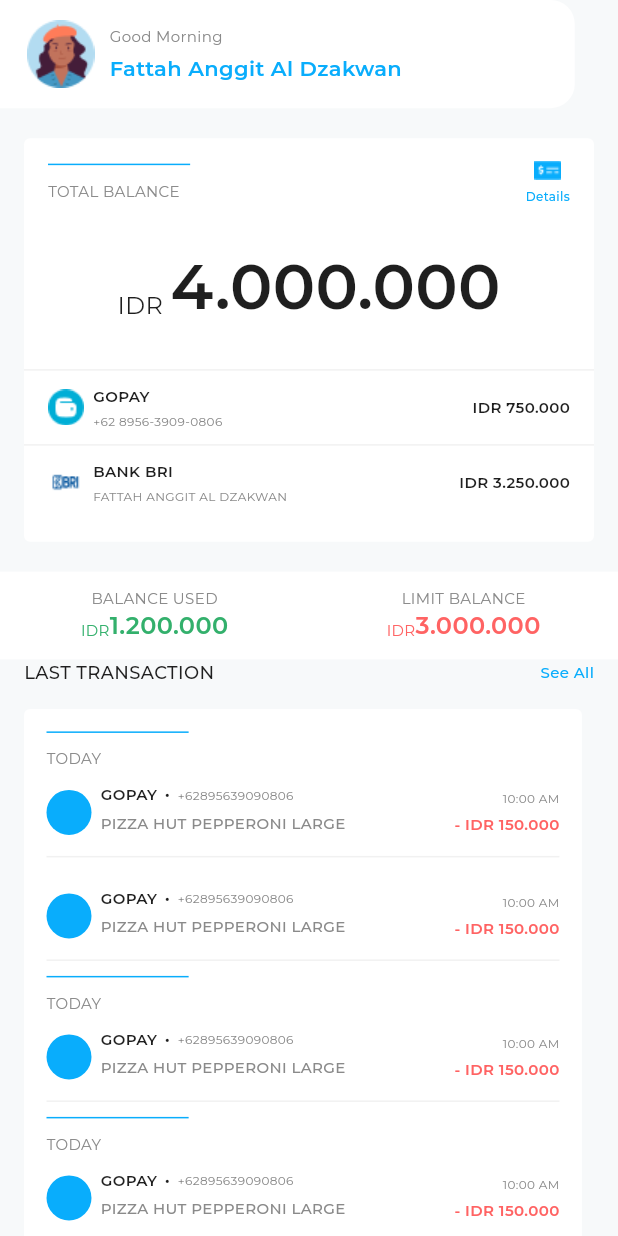
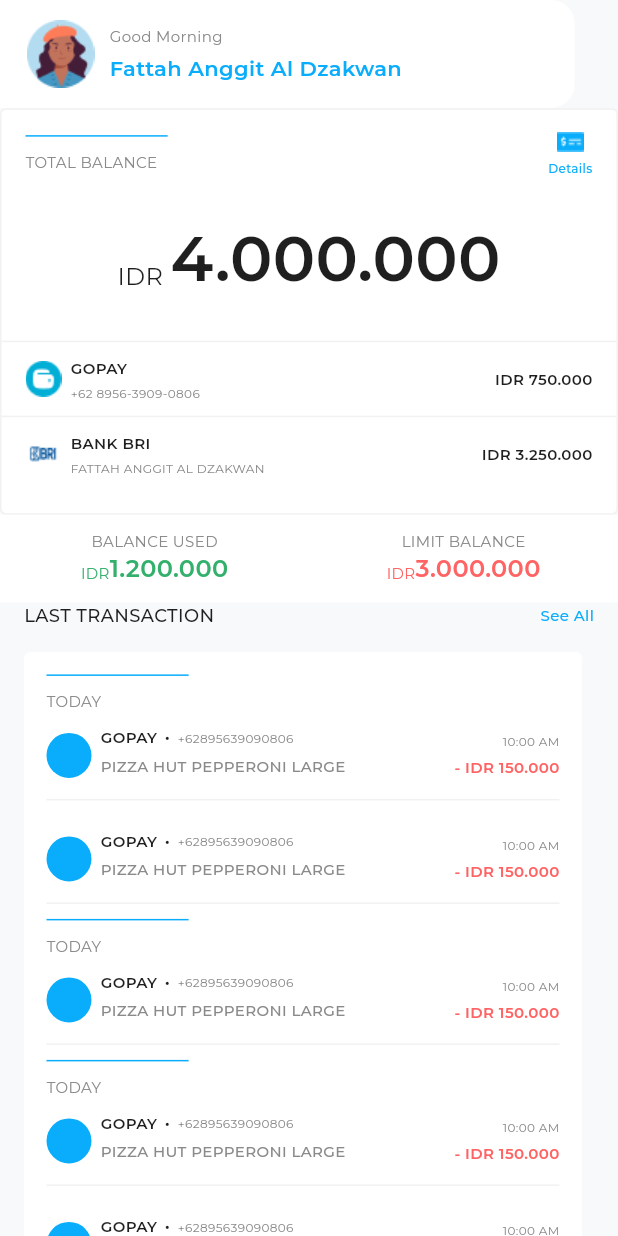
Before and after one commit to Fadzaa/flutter-weMoney-getx, a Flutter app: the HomePageView screen opened by its route, on a phone screen of 412 x 824 dp. Run offline on Flutter 3.47's test engine with Material 2 defaults, Android fonts, the phone set to English and light mode, and no system bars; our stand-ins replace flutter_svg, get, google_fonts, introduction_screen.

Commit message:
feat: [FA] add components set balance limit

```diff
--- a/lib/app/features/home_page/components/total_balance.dart
+++ b/lib/app/features/home_page/components/total_balance.dart
@@ -12,9 +12,6 @@ class TotalBalance extends StatelessWidget {
     double height = MediaQuery.of(context).size.height;
 
     return Container(
-      padding: const EdgeInsets.symmetric(horizontal: 16),
-      margin: const EdgeInsets.symmetric(vertical: 20),
-      child: Container(
       width: width,
       padding: const EdgeInsets.symmetric(
         vertical: 15,
@@ -22,6 +19,7 @@ class TotalBalance extends StatelessWidget {
       decoration: BoxDecoration(
         color: Colors.white,
         borderRadius: BorderRadius.circular(4),
+        border: Border.all(color: lineColor, width: 1)
       ),
       child: Column(
         crossAxisAlignment: CrossAxisAlignment.center,
@@ -110,7 +108,6 @@ class TotalBalance extends StatelessWidget {
               accountBalance: "3.250.000"),
         ],
       ),
-      ),
     );
   }
 }
```
Also changed, not shown: lib/app/features/balance_detail_page/detail_balance_view.dart (+35 -3 lines), assets/icon_add_balance.svg (added), assets/icon_add_card.svg (added), assets/icon_arrow_back.svg (added), lib/app/features/balance_detail_page/components/connect_account.dart (added), lib/app/features/balance_detail_page/components/set_balance_limit.dart (added). Lines whose indentation alone changed are shown as unchanged.
